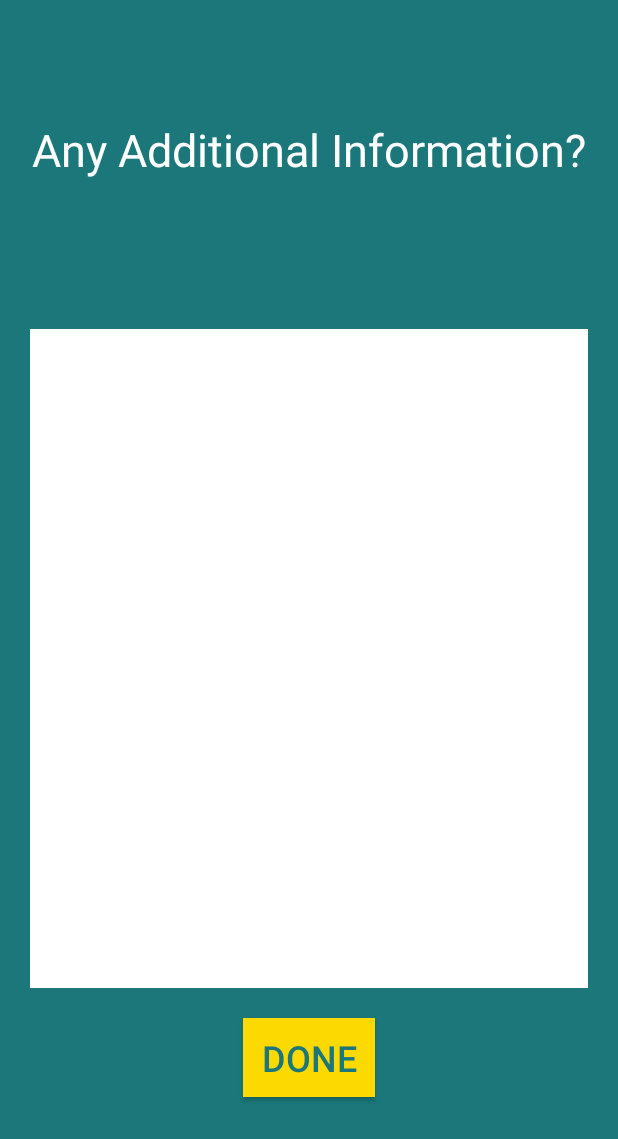
After one commit to pelshen/TearfundDisasterResponse, an Android app: the Notes screen opened directly, with no data from a screen before it, on a phone screen of 412 x 824 dp. The commit adds this screen. Shown: the top 1139 px of the screen. Run offline under Robolectric (Android 15) with nearby library versions, the phone set to English and light mode, and no system bars.

Commit message:
Added notes page. Not checked parse to see if the notes field was filled. Done #10

```diff
--- a/app/src/main/AndroidManifest.xml
+++ b/app/src/main/AndroidManifest.xml
@@ -41,6 +41,11 @@
         </activity>
         <activity android:name=".questions.QuestionsActivity" />
         <activity
+            android:name=".Notes"
+            android:label="@string/notes_title"
+            android:theme="@style/AppTheme.NoActionBar" >
+        </activity>
+        <activity
             android:name=".FinalPageActivity"
             android:label="@string/title_activity_final_page"
 
--- /dev/null
+++ b/app/src/main/java/hackathon/london/tearfunddisasterresponse/Notes.java
@@ -0,0 +1,43 @@
+package hackathon.london.tearfunddisasterresponse;
+
+import android.app.Activity;
+import android.content.Intent;
+import android.os.Bundle;
+import android.view.View;
+import android.widget.Button;
+import android.widget.EditText;
+
+import hackathon.london.tearfunddisasterresponse.photobyintent.PhotoIntentActivity;
+
+/**
+ * Created by Sam on 10/10/2015.
+ */
+public class Notes extends Activity{
+
+    private ItemReport itemReport;
+    EditText mEdit;
+
+    Button.OnClickListener notesDoneButtonListener =
+            new Button.OnClickListener() {
+                @Override
+                public void onClick(View v) {
+                    Intent goToFinalPage = new Intent(getApplicationContext(), FinalPageActivity.class);
+                    itemReport.setNotes(mEdit.getText().toString());
+                    goToFinalPage.putExtra("Report", itemReport);
+                    startActivity(goToFinalPage);
+                }
+            };
+
+    @Override
+    protected void onCreate(Bundle savedInstanceState) {
+        super.onCreate(savedInstanceState);
+        itemReport = (ItemReport) getIntent().getSerializableExtra("Report");
+
+        setContentView(R.layout.notes);
+
+        Button button = (Button) findViewById(R.id.notesDone);
+        mEdit   = (EditText)findViewById(R.id.notesInfo);
+
+        button.setOnClickListener(notesDoneButtonListener);
+    }
+}
--- a/app/src/main/java/hackathon/london/tearfunddisasterresponse/questions/QuestionsActivity.java
+++ b/app/src/main/java/hackathon/london/tearfunddisasterresponse/questions/QuestionsActivity.java
@@ -14,6 +14,7 @@ import java.util.ArrayList;
 
 import hackathon.london.tearfunddisasterresponse.FinalPageActivity;
 import hackathon.london.tearfunddisasterresponse.ItemReport;
+import hackathon.london.tearfunddisasterresponse.Notes;
 import hackathon.london.tearfunddisasterresponse.Question;
 import hackathon.london.tearfunddisasterresponse.Questions;
 import hackathon.london.tearfunddisasterresponse.R;
@@ -57,7 +58,7 @@ public class QuestionsActivity extends ListActivity implements AdapterView.OnIte
             answersView.setOnItemClickListener(this);
 
         } else {
-            Intent nextScreen = new Intent(getApplicationContext(), FinalPageActivity.class);
+            Intent nextScreen = new Intent(getApplicationContext(), Notes.class);
             nextScreen.putExtra("Report", itemReport);
             nextScreen.putExtra("Category", getIntent().getStringExtra("Category"));
             startActivity(nextScreen);
--- /dev/null
+++ b/app/src/main/res/layout/notes.xml
@@ -0,0 +1,36 @@
+<?xml version="1.0" encoding="utf-8"?>
+<LinearLayout xmlns:android="http://schemas.android.com/apk/res/android"
+    android:orientation="vertical" android:layout_width="match_parent"
+    android:layout_height="match_parent"
+    android:weightSum="1"
+    android:background="@color/mainBackground">
+
+    <TextView
+        android:layout_width="fill_parent"
+        android:layout_height="199dp"
+        android:text="@string/notes_title"
+        style="@style/Text.Primary"
+        android:layout_gravity="center"
+        android:gravity="center" />
+
+    <EditText
+        android:layout_width="match_parent"
+        android:layout_height="wrap_content"
+        android:id="@+id/notesInfo"
+        android:layout_weight="0.81"
+        android:background="@color/secondary"
+        android:textColor="@color/primary"
+        android:layout_margin="20dp"
+        android:gravity="top"
+        android:padding="10dp" />
+
+    <Button
+        android:layout_width="wrap_content"
+        android:layout_height="wrap_content"
+        android:text="@string/notes_done"
+        android:id="@+id/notesDone"
+        style="@style/Text.Button"
+        android:layout_gravity="top|center_horizontal"
+        android:gravity="center"
+        android:padding="10dp" />
+</LinearLayout>
--- a/app/src/main/res/values/strings.xml
+++ b/app/src/main/res/values/strings.xml
@@ -13,6 +13,8 @@
     <string name="album_name">CameraSample</string>
     <string name="title_activity_location">Getting Your Location</string>
     <string name="title_activity_final_page">FinalPageActivity</string>
+    <string name="notes_title">Any Additional Information?</string>
+    <string name="notes_done">Done</string>
     <string name="final_page_title">Questions Complete!</string>
     <string name="sending_data">Sending data...</string>
     <string name="sending_complete">Sending Complete</string>
```
